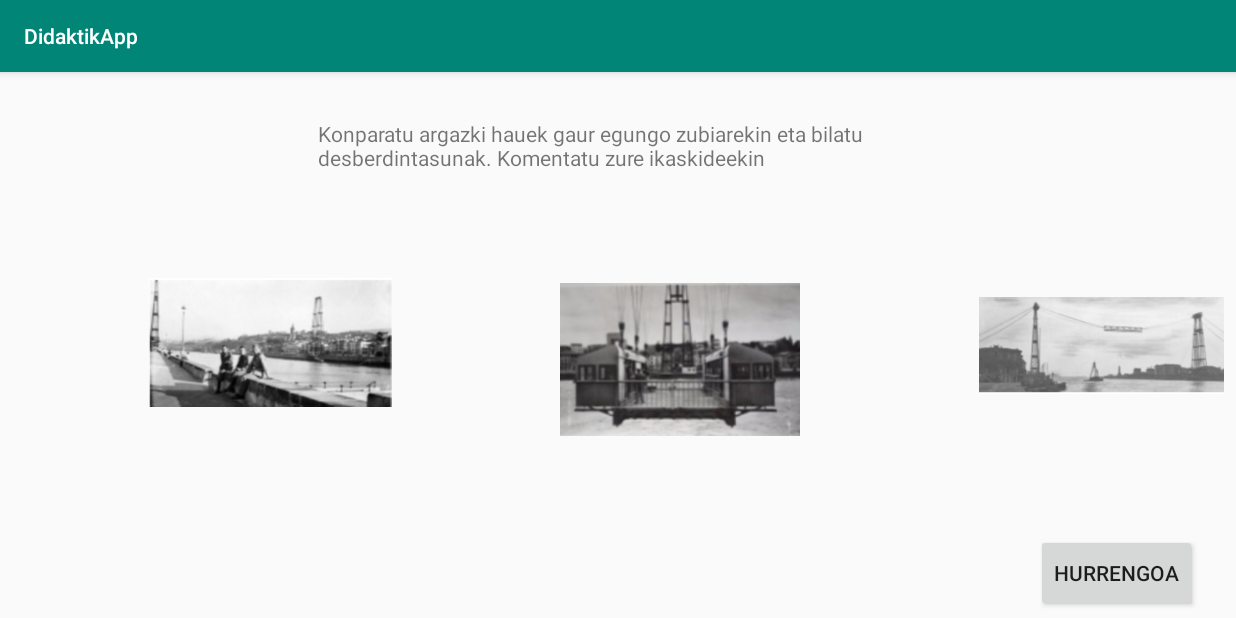
After one commit to arbizulander/DidaktikApp, an Android app: the Desberdintasunabilatu_4 screen opened directly, with no data from a screen before it, on a phone screen of 824 x 412 dp (held sideways). The commit adds this screen. Run offline under Robolectric (Android 15) with nearby library versions, the phone set to English and light mode, and no system bars.

Commit message:
Gune 2 jarduera1 desberdintasuna bilatu(falta meter el texto de base de datos)

```diff
--- /dev/null
+++ b/app/src/main/java/com/example/ik_2dm3/didaktikapp/Desberdintasunabilatu_4.java
@@ -0,0 +1,43 @@
+package com.example.ik_2dm3.didaktikapp;
+
+import android.content.Intent;
+import android.media.MediaPlayer;
+import android.support.v7.app.AppCompatActivity;
+import android.os.Bundle;
+import android.view.View;
+import android.widget.Button;
+
+import java.util.ArrayList;
+
+public class Desberdintasunabilatu_4 extends AppCompatActivity {
+
+
+
+    Button Hurrengoa;
+    static final int REQ_TEXT = 0;
+    MediaPlayer mp;
+
+    @Override
+    protected void onCreate(Bundle savedInstanceState) {
+        super.onCreate(savedInstanceState);
+        setContentView(R.layout.activity_desberdintasuna_bilatu_4);
+
+        mp = MediaPlayer.create(this, R.raw.a2_1);
+        mp.start();
+
+
+        Hurrengoa = (Button) findViewById(R.id.hurrengoa);
+
+
+        Hurrengoa.setOnClickListener(new View.OnClickListener() {
+            @Override
+            public void onClick(View v) {
+                Intent i=new Intent(getBaseContext(), Desberdintasunabilatu_4_argazki1.class);
+
+                startActivityForResult(i, REQ_TEXT);
+
+
+            }
+        });
+    }
+}
--- a/app/src/main/java/com/example/ik_2dm3/didaktikapp/MainActivity.java
+++ b/app/src/main/java/com/example/ik_2dm3/didaktikapp/MainActivity.java
@@ -39,7 +39,7 @@ public class MainActivity extends AppCompatActivity {
         btnjuego.setOnClickListener(new View.OnClickListener() {
             @Override
             public void onClick(View v) {
-                Intent intent = new Intent(MainActivity.this,Aukeratuargazkiegokia_1.class);
+                Intent intent = new Intent(MainActivity.this,Desberdintasunabilatu_4.class);
                 startActivity(intent);
             }
         });
--- a/app/src/main/java/com/example/ik_2dm3/didaktikapp/galery.java
+++ b/app/src/main/java/com/example/ik_2dm3/didaktikapp/galery.java
@@ -92,8 +92,8 @@ public class galery extends AppCompatActivity {
 
         Log.d("mytag","" +image_uri.getPath());
 
-<<<<<<< HEAD
-=======
+
+
         image_uri = getContentResolver().insert(MediaStore.Images.Media.EXTERNAL_CONTENT_URI,values);
 
 
@@ -104,7 +104,7 @@ public class galery extends AppCompatActivity {
 
 
 
->>>>>>> 729464ca976bc3272324605c2adb3a84fa8d5f2a
+
 
         //camera intent
 
--- /dev/null
+++ b/app/src/main/res/layout/activity_desberdintasuna_bilatu_4.xml
@@ -0,0 +1,90 @@
+<?xml version="1.0" encoding="utf-8"?>
+<android.support.constraint.ConstraintLayout xmlns:android="http://schemas.android.com/apk/res/android"
+    xmlns:app="http://schemas.android.com/apk/res-auto"
+    xmlns:tools="http://schemas.android.com/tools"
+    android:layout_width="match_parent"
+    android:layout_height="match_parent"
+    tools:context=".Desberdintasunabilatu_4">
+
+    <TextView
+        android:id="@+id/textView"
+        android:layout_width="401dp"
+        android:layout_height="60dp"
+
+        android:layout_marginStart="96dp"
+        android:layout_marginTop="31dp"
+        android:layout_marginEnd="95dp"
+        android:layout_marginBottom="31dp"
+        android:layout_weight="1"
+        android:adjustViewBounds="true"
+        android:text="@string/azalpena"
+        app:layout_constraintBottom_toTopOf="@+id/imageView2"
+        app:layout_constraintEnd_toEndOf="parent"
+        app:layout_constraintStart_toStartOf="parent"
+        app:layout_constraintTop_toTopOf="parent" />
+
+    <ImageView
+        android:id="@+id/argazkia1"
+        android:layout_width="160dp"
+        android:layout_height="102dp"
+        android:layout_marginStart="11dp"
+        android:layout_marginTop="36dp"
+        android:layout_marginEnd="30dp"
+        android:layout_marginBottom="80dp"
+        android:layout_weight="1"
+        android:adjustViewBounds="true"
+        android:scaleType="centerCrop"
+        android:src="@drawable/desberdintasunabilatu_argazki1"
+        app:layout_constraintBottom_toBottomOf="parent"
+        app:layout_constraintEnd_toStartOf="@+id/imageView2"
+        app:layout_constraintStart_toEndOf="@+id/imageView3"
+        app:layout_constraintTop_toBottomOf="@+id/textView"
+        app:layout_constraintVertical_bias="0.242" />
+
+    <ImageView
+        android:id="@+id/imageView2"
+        android:layout_width="163dp"
+        android:layout_height="119dp"
+
+        android:layout_marginTop="8dp"
+        android:layout_marginEnd="8dp"
+        android:layout_marginBottom="8dp"
+        android:layout_weight="1"
+        android:adjustViewBounds="true"
+        android:src="@drawable/desberdintasunabilatu_argazki2"
+        app:layout_constraintBottom_toBottomOf="parent"
+        app:layout_constraintEnd_toEndOf="parent"
+        app:layout_constraintTop_toTopOf="parent" />
+
+    <ImageView
+        android:id="@+id/imageView3"
+        android:layout_width="162dp"
+        android:layout_height="115dp"
+
+        android:layout_marginStart="10dp"
+        android:layout_marginTop="31dp"
+        android:layout_marginEnd="11dp"
+        android:layout_marginBottom="72dp"
+        android:layout_weight="1"
+        android:adjustViewBounds="true"
+        android:src="@drawable/desberdintasunabilatu_argazki3"
+        app:layout_constraintBottom_toBottomOf="parent"
+        app:layout_constraintEnd_toStartOf="@+id/argazkia1"
+        app:layout_constraintStart_toStartOf="parent"
+        app:layout_constraintTop_toBottomOf="@+id/textView"
+        app:layout_constraintVertical_bias="0.0" />
+
+    <Button
+        android:id="@+id/hurrengoa"
+        android:layout_width="wrap_content"
+        android:layout_height="52dp"
+        android:layout_marginStart="459dp"
+        android:layout_marginEnd="26dp"
+        android:layout_marginBottom="4dp"
+        android:text="Hurrengoa"
+        app:layout_constraintBottom_toBottomOf="parent"
+        app:layout_constraintEnd_toEndOf="parent"
+        app:layout_constraintHorizontal_bias="1.0"
+        app:layout_constraintStart_toStartOf="parent" />
+
+</android.support.constraint.ConstraintLayout>
--- a/app/src/main/res/values/strings.xml
+++ b/app/src/main/res/values/strings.xml
@@ -28,8 +28,10 @@
     <string name="TextView">TextView</string>
 
     <!--JUEGOS-->
-        <!--Juego 1.1-->
-            <string name="img1">img1</string>
-            <string name="img2">img2</string>
-            <string name="img3">img3</string>
+    <!--Juego 1.1-->
+    <string name="img1">img1</string>
+    <string name="img2">img2</string>
+    <string name="img3">img3</string>
+    <!--Juego 2.1 -->
+    <string name="azalpena">Konparatu argazki hauek gaur egungo zubiarekin eta bilatu desberdintasunak. Komentatu zure ikaskideekin</string>
 </resources>
```
Also changed, not shown: app/src/main/AndroidManifest.xml (+21 -13 lines), app/src/main/java/com/example/ik_2dm3/didaktikapp/Desberdintasunabilatu_4_argazki1.java (added, +57 -0 lines), app/src/main/java/com/example/ik_2dm3/didaktikapp/Desberdintasunabilatu_4_argazki2.java (added, +65 -0 lines), app/src/main/java/com/example/ik_2dm3/didaktikapp/Desberdintasunabilatu_4_argazki3.java (added, +50 -0 lines), app/src/main/res/layout/activity_desberdintasunabilatu_4_argazki1.xml (added, +41 -0 lines), app/src/main/res/layout/activity_desberdintasunabilatu_4_argazki2.xml (added, +50 -0 lines), app/src/main/res/layout/activity_desberdintasunabilatu_4_argazki3.xml (added, +45 -0 lines), app/build.gradle (line endings or trailing spaces), app/src/main/res/drawable/desberdintasunabilatu_argazki1.PNG (added), app/src/main/res/drawable/desberdintasunabilatu_argazki2.PNG (added), app/src/main/res/drawable/desberdintasunabilatu_argazki3.PNG (added).
